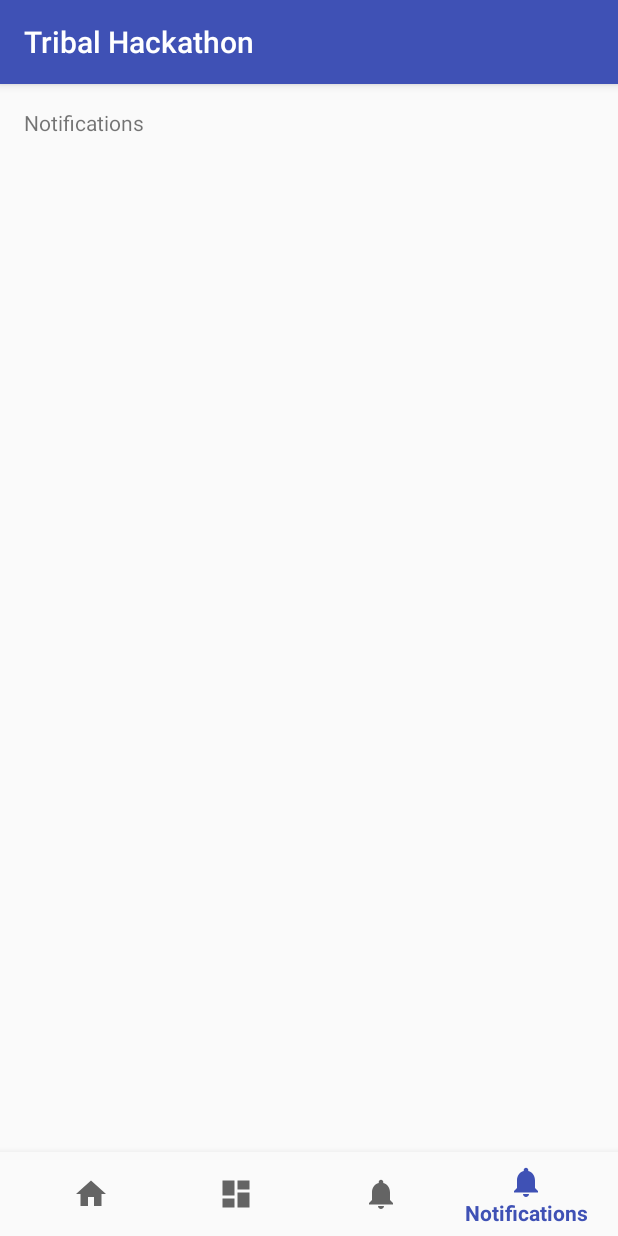
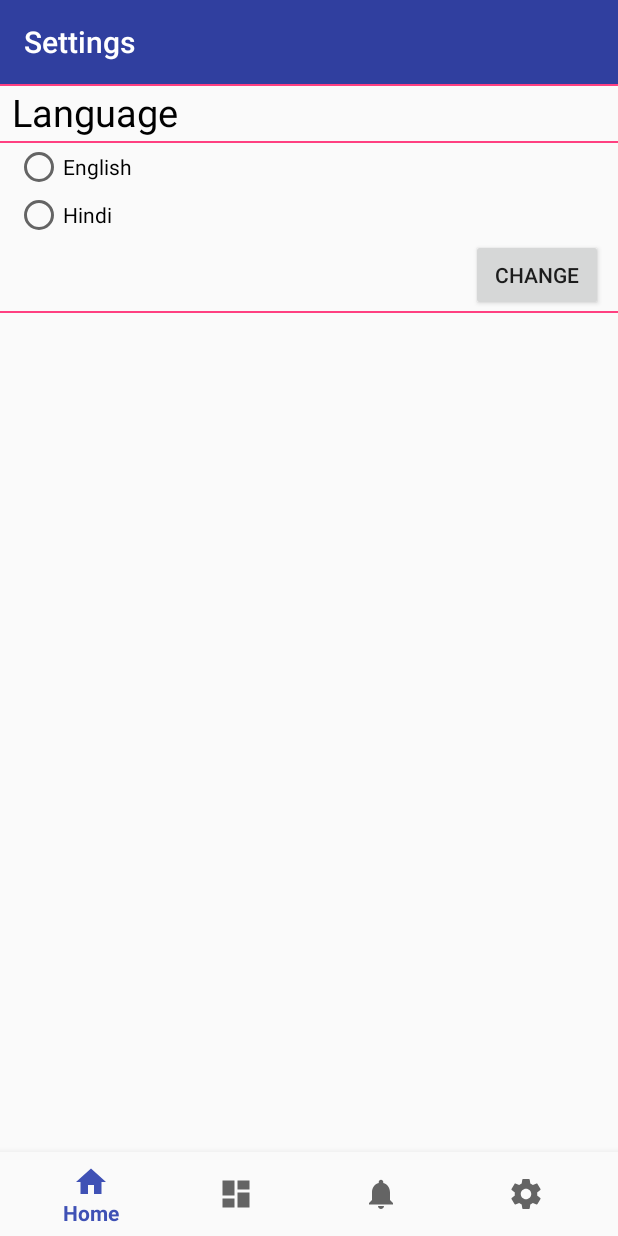
Before and after one commit to iAbhi1995/Tribal-Hackathon-2017, an Android app: the screen it shows after launch (MainActivity before the commit, Settings after it), item 4 of the bottom bar chosen, on a phone screen of 412 x 824 dp. Run offline under Robolectric (Android 15) with nearby library versions, the phone set to English and light mode, and no system bars.

Commit message:
Multi Language Feature Added

```diff
--- a/app/build.gradle
+++ b/app/build.gradle
@@ -27,5 +27,6 @@ dependencies {
     compile 'com.android.support:appcompat-v7:25.3.1'
     compile 'com.android.support:design:25.3.1'
     compile 'com.android.support:support-vector-drawable:25.3.1'
+    compile 'com.android.support.constraint:constraint-layout:1.0.2'
     testCompile 'junit:junit:4.12'
 }
--- a/app/src/main/AndroidManifest.xml
+++ b/app/src/main/AndroidManifest.xml
@@ -16,6 +16,10 @@
                 <category android:name="android.intent.category.LAUNCHER" />
             </intent-filter>
         </activity>
+        <activity
+            android:name=".Settings"
+            android:label="@string/title_settings"
+            android:theme="@style/AppTheme.NoActionBar"></activity>
     </application>
 
 </manifest>
--- a/app/src/main/java/com/tribal/hackathon/tribalhackathon17/MainActivity.java
+++ b/app/src/main/java/com/tribal/hackathon/tribalhackathon17/MainActivity.java
@@ -1,6 +1,10 @@
 package com.tribal.hackathon.tribalhackathon17;
 
+import android.content.Intent;
+import android.content.SharedPreferences;
+import android.content.res.Configuration;
 import android.os.Bundle;
+import android.preference.PreferenceManager;
 import android.support.annotation.NonNull;
 import android.support.design.widget.BottomNavigationView;
 import android.support.v7.app.AppCompatActivity;
@@ -8,6 +12,8 @@ import android.view.MenuItem;
 import android.widget.TextView;
 
 import com.tribal.hackathon.tribalhackathon17.Helper.BottomNavigationViewHelper;
+
+import java.util.Locale;
 
 public class MainActivity extends AppCompatActivity {
 
@@ -22,14 +28,15 @@ public class MainActivity extends AppCompatActivity {
                 case R.id.navigation_home:
                     mTextMessage.setText(R.string.title_home);
                     return true;
-                case R.id.navigation_dashboard:
-                    mTextMessage.setText(R.string.title_dashboard);
-                    return true;
-                case R.id.navigation_notifications:
-                    mTextMessage.setText(R.string.title_notifications);
+                case R.id.navigation_scheme:
+                    mTextMessage.setText(R.string.title_scheme);
                     return true;
                 case R.id.navigation_account:
-                    mTextMessage.setText(R.string.title_notifications);
+                    mTextMessage.setText(R.string.title_account);
+                    return true;
+                case R.id.navigation_settings:
+                    Intent intent = new Intent(MainActivity.this,Settings.class);
+                    startActivity(intent);;
                     return true;
             }
             return false;
@@ -41,12 +48,24 @@ public class MainActivity extends AppCompatActivity {
     protected void onCreate(Bundle savedInstanceState) {
         super.onCreate(savedInstanceState);
         setContentView(R.layout.activity_main);
+        setTitle(R.string.app_name);
 
         mTextMessage = (TextView) findViewById(R.id.message);
         BottomNavigationView navigation = (BottomNavigationView) findViewById(R.id.navigation);
         navigation.setOnNavigationItemSelectedListener(mOnNavigationItemSelectedListener);
+        BottomNavigationViewHelper.disableShiftMode(navigation);
 
-        BottomNavigationViewHelper.disableShiftMode(navigation);
+        SharedPreferences settings = PreferenceManager.getDefaultSharedPreferences(this);
+        Configuration config = getBaseContext().getResources().getConfiguration();
+
+        String lang = settings.getString("LANG", "");
+        if (! "".equals(lang) && ! config.locale.getLanguage().equals(lang)) {
+            Locale locale = new Locale(lang);
+            Locale.setDefault(locale);
+            config.locale = locale;
+            getBaseContext().getResources().updateConfiguration(config, getBaseContext().getResources().getDisplayMetrics());
+        }
+
     }
 
 }
--- /dev/null
+++ b/app/src/main/java/com/tribal/hackathon/tribalhackathon17/Settings.java
@@ -0,0 +1,109 @@
+package com.tribal.hackathon.tribalhackathon17;
+
+import android.content.Intent;
+import android.content.res.Configuration;
+import android.os.Bundle;
+import android.preference.PreferenceManager;
+import android.support.annotation.NonNull;
+import android.support.design.widget.BottomNavigationView;
+import android.support.design.widget.FloatingActionButton;
+import android.support.design.widget.Snackbar;
+import android.support.v7.app.AppCompatActivity;
+import android.support.v7.widget.Toolbar;
+import android.util.Log;
+import android.view.MenuItem;
+import android.view.View;
+import android.widget.Button;
+import android.widget.RadioButton;
+import android.widget.RadioGroup;
+
+import com.tribal.hackathon.tribalhackathon17.Helper.BottomNavigationViewHelper;
+
+import java.util.Locale;
+
+public class Settings extends AppCompatActivity {
+
+    RadioGroup radiolanguagegroup;
+    RadioButton radioButton;
+    Button save;
+
+    private BottomNavigationView.OnNavigationItemSelectedListener mOnNavigationItemSelectedListener
+            = new BottomNavigationView.OnNavigationItemSelectedListener() {
+
+        @Override
+        public boolean onNavigationItemSelected(@NonNull MenuItem item) {
+            Intent intent;
+            switch (item.getItemId()) {
+                case R.id.navigation_home:
+                    intent = new Intent(Settings.this,MainActivity.class);
+                    startActivity(intent);
+                    return true;
+                case R.id.navigation_scheme:
+                    return true;
+                case R.id.navigation_account:
+                    return true;
+                case R.id.navigation_settings:
+                    intent = new Intent(Settings.this,Settings.class);
+                    startActivity(intent);
+                    return true;
+            }
+            return false;
+        }
+
+    };
+
+    @Override
+    protected void onCreate(Bundle savedInstanceState) {
+        super.onCreate(savedInstanceState);
+        setContentView(R.layout.activity_settings);
+        Toolbar toolbar = (Toolbar) findViewById(R.id.toolbar);
+        setSupportActionBar(toolbar);
+        setTitle(R.string.title_settings);
+
+        BottomNavigationView navigation = (BottomNavigationView) findViewById(R.id.navigation);
+        navigation.setOnNavigationItemSelectedListener(mOnNavigationItemSelectedListener);
+        BottomNavigationViewHelper.disableShiftMode(navigation);
+
+        languagelistener();
+
+    }
+
+    public void languagelistener()
+    {
+        radiolanguagegroup = (RadioGroup)findViewById(R.id.radioLanguage);
+        save = (Button) findViewById(R.id.save);
+        save.setOnClickListener(new View.OnClickListener() {
+
+            @Override
+            public void onClick(View v) {
+
+                // get selected radio button from radioGroup
+                int selectedId = radiolanguagegroup.getCheckedRadioButtonId();
+                Log.d("ayush", String.valueOf(selectedId));
+                // find the radiobutton by returned id
+                radioButton = (RadioButton) findViewById(selectedId);
+                if(radioButton==(RadioButton)findViewById(R.id.englishButton)) //English
+                {
+                        PreferenceManager.getDefaultSharedPreferences(getApplicationContext()).edit().putString("LANG", "en").commit();
+                        setLangRecreate("en");
+                }
+                else
+                {
+                        PreferenceManager.getDefaultSharedPreferences(getApplicationContext()).edit().putString("LANG", "hi").commit();
+                        setLangRecreate("hi");
+                }
+                Snackbar.make(findViewById(R.id.container),"Language Changed Successfully",
+                        Snackbar.LENGTH_LONG).setAction("Action", null).show();
+            }
+        });
+    }
+    public void setLangRecreate(String langval) {
+        Configuration config = getBaseContext().getResources().getConfiguration();
+        Locale locale = new Locale(langval);
+        Locale.setDefault(locale);
+        config.locale = locale;
+        getBaseContext().getResources().updateConfiguration(config, getBaseContext().getResources().getDisplayMetrics());
+        recreate();
+    }
+
+}
--- /dev/null
+++ b/app/src/main/res/drawable/ic_settings_black_24dp.xml
@@ -0,0 +1,9 @@
+<vector xmlns:android="http://schemas.android.com/apk/res/android"
+        android:width="24dp"
+        android:height="24dp"
+        android:viewportWidth="24.0"
+        android:viewportHeight="24.0">
+    <path
+        android:fillColor="#FF000000"
+        android:pathData="M19.43,12.98c0.04,-0.32 0.07,-0.64 0.07,-0.98s-0.03,-0.66 -0.07,-0.98l2.11,-1.65c0.19,-0.15 0.24,-0.42 0.12,-0.64l-2,-3.46c-0.12,-0.22 -0.39,-0.3 -0.61,-0.22l-2.49,1c-0.52,-0.4 -1.08,-0.73 -1.69,-0.98l-0.38,-2.65C14.46,2.18 14.25,2 14,2h-4c-0.25,0 -0.46,0.18 -0.49,0.42l-0.38,2.65c-0.61,0.25 -1.17,0.59 -1.69,0.98l-2.49,-1c-0.23,-0.09 -0.49,0 -0.61,0.22l-2,3.46c-0.13,0.22 -0.07,0.49 0.12,0.64l2.11,1.65c-0.04,0.32 -0.07,0.65 -0.07,0.98s0.03,0.66 0.07,0.98l-2.11,1.65c-0.19,0.15 -0.24,0.42 -0.12,0.64l2,3.46c0.12,0.22 0.39,0.3 0.61,0.22l2.49,-1c0.52,0.4 1.08,0.73 1.69,0.98l0.38,2.65c0.03,0.24 0.24,0.42 0.49,0.42h4c0.25,0 0.46,-0.18 0.49,-0.42l0.38,-2.65c0.61,-0.25 1.17,-0.59 1.69,-0.98l2.49,1c0.23,0.09 0.49,0 0.61,-0.22l2,-3.46c0.12,-0.22 0.07,-0.49 -0.12,-0.64l-2.11,-1.65zM12,15.5c-1.93,0 -3.5,-1.57 -3.5,-3.5s1.57,-3.5 3.5,-3.5 3.5,1.57 3.5,3.5 -1.57,3.5 -3.5,3.5z"/>
+</vector>
--- /dev/null
+++ b/app/src/main/res/layout/activity_settings.xml
@@ -0,0 +1,88 @@
+<?xml version="1.0" encoding="utf-8"?>
+<LinearLayout xmlns:android="http://schemas.android.com/apk/res/android"
+    xmlns:app="http://schemas.android.com/apk/res-auto"
+    xmlns:tools="http://schemas.android.com/tools"
+    android:id="@+id/container"
+    android:layout_width="match_parent"
+    android:layout_height="match_parent"
+    android:orientation="vertical"
+    tools:context="com.tribal.hackathon.tribalhackathon17.Settings">
+
+    <android.support.v7.widget.Toolbar
+        android:id="@+id/toolbar"
+        android:layout_width="match_parent"
+        android:layout_height="?attr/actionBarSize"
+        android:background="@color/colorPrimaryDark"
+        android:theme="@style/AppTheme.AppBarOverlay"
+        android:titleTextColor="@color/white"
+        app:popupTheme="@style/AppTheme.AppBarOverlay"/>
+
+    <LinearLayout
+        android:layout_width="match_parent"
+        android:layout_height="1dp"
+        android:paddingTop="1dp"
+        android:background="@color/colorAccent">
+    </LinearLayout>
+    <TextView
+        android:id="@+id/textView"
+        android:layout_width="match_parent"
+        android:layout_height="wrap_content"
+        android:paddingLeft="8dp"
+        android:paddingBottom="2dp"
+        android:textColor="@color/black"
+        android:textSize="25dp"
+        android:text="@string/language"/>
+    <LinearLayout
+        android:layout_width="match_parent"
+        android:layout_height="1dp"
+        android:paddingTop="1dp"
+        android:background="@color/colorAccent">
+    </LinearLayout>
+
+    <RadioGroup
+        android:id="@+id/radioLanguage"
+        android:layout_width="wrap_content"
+        android:layout_height="wrap_content" >
+    <RadioButton
+        android:id="@+id/englishButton"
+        android:layout_width="match_parent"
+        android:layout_marginLeft="10dp"
+        android:layout_height="wrap_content"
+        android:text="@string/english" />
+    <RadioButton
+        android:id="@+id/hindiButton"
+        android:layout_width="match_parent"
+        android:layout_marginLeft="10dp"
+        android:layout_height="wrap_content"
+        android:text="@string/hindi" />
+    </RadioGroup>
+
+    <Button
+        android:id="@+id/save"
+        android:layout_width="wrap_content"
+        android:layout_height="wrap_content"
+        android:text="@string/change"
+        android:layout_gravity="right"
+        android:layout_marginRight="10dp"/>
+    <LinearLayout
+        android:layout_width="match_parent"
+        android:layout_height="1dp"
+        android:paddingTop="1dp"
+        android:background="@color/colorAccent">
+    </LinearLayout>
+
+    <LinearLayout
+        android:layout_width="match_parent"
+        android:layout_height="match_parent">
+
+
+        <android.support.design.widget.BottomNavigationView
+            android:id="@+id/navigation"
+            android:layout_width="match_parent"
+            android:layout_height="wrap_content"
+            android:layout_gravity="bottom"
+            android:background="?android:attr/windowBackground"
+            app:menu="@menu/navigation" />
+    </LinearLayout>
+
+</LinearLayout>
--- a/app/src/main/res/menu/navigation.xml
+++ b/app/src/main/res/menu/navigation.xml
@@ -7,17 +7,16 @@
         android:title="@string/title_home" />
 
     <item
-        android:id="@+id/navigation_dashboard"
+        android:id="@+id/navigation_scheme"
         android:icon="@drawable/ic_dashboard_black_24dp"
-        android:title="@string/title_dashboard" />
+        android:title="@string/title_scheme" />
 
-    <item
-        android:id="@+id/navigation_notifications"
-        android:icon="@drawable/ic_notifications_black_24dp"
-        android:title="@string/title_notifications" />
     <item
         android:id="@+id/navigation_account"
         android:icon="@drawable/ic_notifications_black_24dp"
-        android:title="@string/title_notifications" />
-
+        android:title="@string/title_account" />
+    <item
+        android:id="@+id/navigation_settings"
+        android:icon="@drawable/ic_settings_black_24dp"
+        android:title="@string/title_settings" />
 </menu>
--- a/app/src/main/res/values/colors.xml
+++ b/app/src/main/res/values/colors.xml
@@ -3,4 +3,6 @@
     <color name="colorPrimary">#3F51B5</color>
     <color name="colorPrimaryDark">#303F9F</color>
     <color name="colorAccent">#FF4081</color>
+    <color name="white">#ffffff</color>
+    <color name="black">#000000</color>
 </resources>
--- a/app/src/main/res/values/dimens.xml
+++ b/app/src/main/res/values/dimens.xml
@@ -2,4 +2,5 @@
     <!-- Default screen margins, per the Android Design guidelines. -->
     <dimen name="activity_horizontal_margin">16dp</dimen>
     <dimen name="activity_vertical_margin">16dp</dimen>
+    <dimen name="fab_margin">16dp</dimen>
 </resources>
--- a/app/src/main/res/values/strings.xml
+++ b/app/src/main/res/values/strings.xml
@@ -1,6 +1,15 @@
 <resources>
     <string name="app_name">Tribal Hackathon</string>
     <string name="title_home">Home</string>
-    <string name="title_dashboard">Dashboard</string>
-    <string name="title_notifications">Notifications</string>
+    <string name="title_scheme">Schemes</string>
+    <string name="title_account">Account</string>
+    <string name="title_settings">Settings</string>
+    <string name="language">Language</string>
+    <string name="change">Change</string>
+    <string name="english">English</string>
+    <string name="hindi">Hindi</string>
+
+
+
+
 </resources>
--- a/app/src/main/res/values/styles.xml
+++ b/app/src/main/res/values/styles.xml
@@ -8,4 +8,13 @@
         <item name="colorAccent">@color/colorAccent</item>
     </style>
 
+    <style name="AppTheme.NoActionBar">
+        <item name="windowActionBar">false</item>
+        <item name="windowNoTitle">true</item>
+    </style>
+
+    <style name="AppTheme.AppBarOverlay" parent="ThemeOverlay.AppCompat.Dark.ActionBar" />
+
+    <style name="AppTheme.PopupOverlay" parent="ThemeOverlay.AppCompat.Light" />
+
 </resources>
```
Also changed, not shown: 1 other file.
